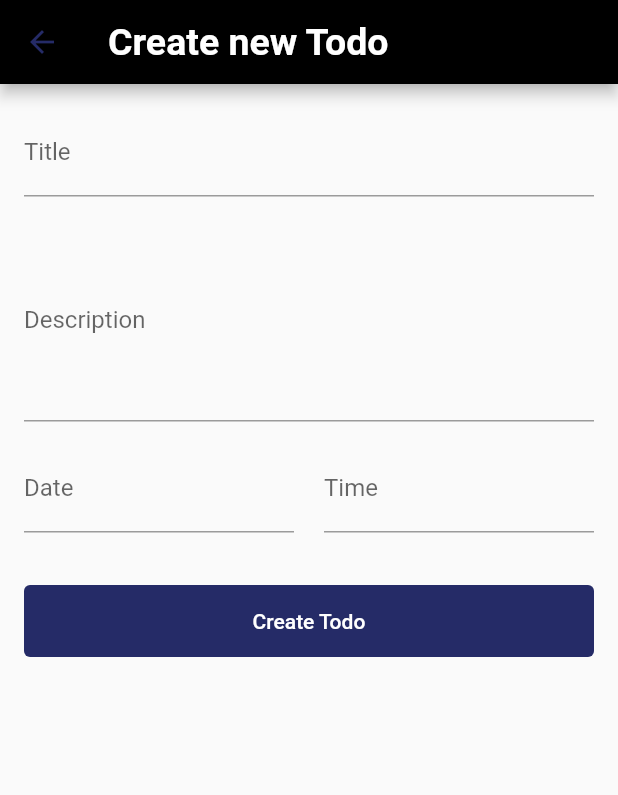
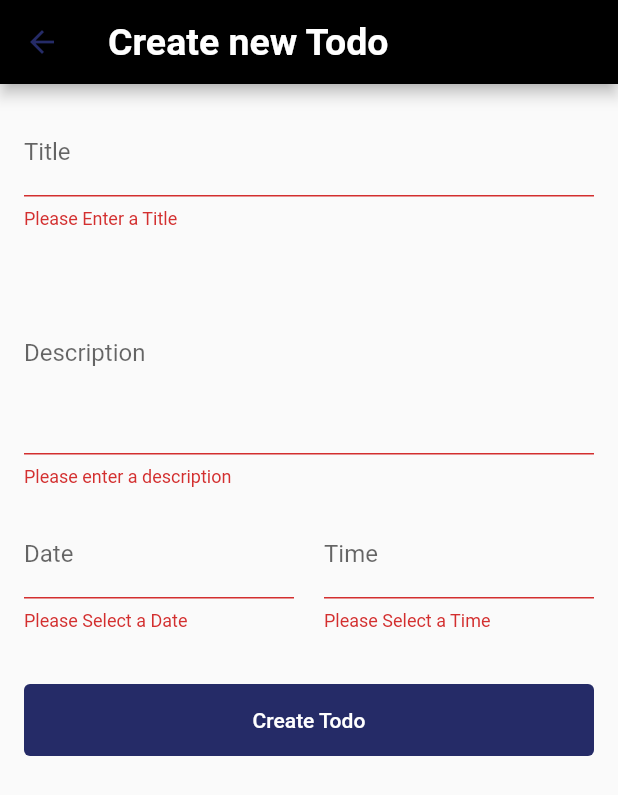
Before and after one commit to marzukatu18/to-do-application, a Flutter app: the CreateTodoView screen opened directly, after a tap on "Create Todo", on a phone screen of 412 x 824 dp. Shown: the top 795 px of the screen. Run offline on Flutter 3.47's test engine with Material 2 defaults, Android fonts, the phone set to English and light mode, and no system bars; our stand-ins replace modal_bottom_sheet; missing offline and left inert: dart:html.

Commit message:
imported intl

```diff
--- a/lib/views/create_todo.dart
+++ b/lib/views/create_todo.dart
@@ -1,8 +1,9 @@
 import 'dart:html';
-import 'dart:ui';
 
 import 'package:flutter/material.dart';
 import 'package:todo_app/utils_view.dart';
+import 'package:todo_app/controllers/todo_controller.dart';
+import 'package:intl/intl.dart';
 
 class CreateTodoView extends StatefulWidget {
   const CreateTodoView({Key? key}) : super(key: key);
@@ -12,6 +13,12 @@ class CreateTodoView extends StatefulWidget {
 }
 
 class _CreateTodoViewState extends State<CreateTodoView> {
+  final TextEditingController _titleController = TextEditingController();
+  final TextEditingController _descriptionController = TextEditingController();
+  final TextEditingController _timeController = TextEditingController();
+  final TextEditingController _dateController = TextEditingController();
+  final GlobalKey<FormState> _formKey = GlobalKey();
+  final TodoController _todoController = TodoController();
   @override
   Widget build(BuildContext context) {
     return Scaffold(
@@ -19,10 +26,12 @@ class _CreateTodoViewState extends State<CreateTodoView> {
         title: const Text('Create new Todo'),
       ),
       body: Form(
+          key: _formKey,
           child: ListView(
             padding: const EdgeInsets.all(16),
             children: [
               TextFormField(
+                controller: _titleController,
                 keyboardType: TextInputType.text,
                 textCapitalization: TextCapitalization.sentences,
                 decoration: InputDecoration(
@@ -31,11 +40,17 @@ class _CreateTodoViewState extends State<CreateTodoView> {
                     floatingLabelBehavior: FloatingLabelBehavior.never,
                     focusedBorder: UnderlineInputBorder(
                         borderSide: BorderSide(color: CostomBlue))),
+                validator: (value) {
+                  if (value!.isEmpty) {
+                    return 'Please Enter a Title';
+                  }
+                },
               ),
               const SizedBox(
                 height: 15,
               ),
               TextFormField(
+                controller: _descriptionController,
                 keyboardType: TextInputType.multiline,
                 textCapitalization: TextCapitalization.sentences,
                 maxLines: 5,
@@ -45,6 +60,11 @@ class _CreateTodoViewState extends State<CreateTodoView> {
                     floatingLabelBehavior: FloatingLabelBehavior.never,
                     focusedBorder: UnderlineInputBorder(
                         borderSide: BorderSide(color: CostomBlue))),
+                validator: (value) {
+                  if (value!.isEmpty) {
+                    return 'Please enter a description';
+                  }
+                },
               ),
               const SizedBox(
                 height: 15,
@@ -53,13 +73,20 @@ class _CreateTodoViewState extends State<CreateTodoView> {
                 children: [
                   Expanded(
                     child: TextFormField(
+                      controller: _dateController,
                       onTap: () {
                         showDatePicker(
                                 context: context,
                                 initialDate: DateTime.now(),
                                 firstDate: DateTime.now(),
-                        lastDate:
-                            DateTime.now().add(const Duration(days: 365)));
+                                lastDate: DateTime.now()
+                                    .add(const Duration(days: 365)))
+                            .then((value) {
+                          setState(() {
+                            _dateController.text =
+                                DateFormat.yMMMMd().format(value!);
+                          });
+                        });
                       },
                       keyboardType: TextInputType.datetime,
                       textCapitalization: TextCapitalization.sentences,
@@ -72,6 +99,15 @@ class _CreateTodoViewState extends State<CreateTodoView> {
                           borderSide: BorderSide(color: CostomBlue),
                         ),
                       ),
+                      validator: (value) {
+                        if (value!.isEmpty) {
+                          return 'Please Select a Date';
+                        }
+                        if (value ==
+                            DateFormat.yMMMMd().format(DateTime.now())) {
+                          return 'You Selected Today\'s date';
+                        }
+                      },
                     ),
                   ),
                   const SizedBox(
@@ -79,9 +115,15 @@ class _CreateTodoViewState extends State<CreateTodoView> {
                   ),
                   Expanded(
                       child: TextFormField(
+                    controller: _timeController,
                     onTap: () {
                       showTimePicker(
-                      context: context, initialTime: TimeOfDay.now());
+                              context: context, initialTime: TimeOfDay.now())
+                          .then((value) {
+                        setState(() {
+                          _timeController.text = value!.format(context);
+                        });
+                      });
                     },
                     keyboardType: TextInputType.datetime,
                     textCapitalization: TextCapitalization.sentences,
@@ -93,6 +135,11 @@ class _CreateTodoViewState extends State<CreateTodoView> {
                         focusedBorder: UnderlineInputBorder(
                           borderSide: BorderSide(color: CostomBlue),
                         )),
+                    validator: (value) {
+                      if (value!.isEmpty) {
+                        return 'Please Select a Time';
+                      }
+                    },
                   )),
                 ],
               ),
@@ -100,8 +147,19 @@ class _CreateTodoViewState extends State<CreateTodoView> {
                 height: 35,
               ),
               TextButton(
-            onPressed: () {},
-            child:const Text(
+                onPressed: () async {
+                  if (_formKey.currentState!.validate()) {
+                    String dateTime =
+                        _dateController.text + " " + _timeController.text;
+                    //Todo:isloading
+                    setState(() {});
+                    bool isSuccessful = await _todoController.createTodo(
+                        title: _timeController.text,
+                        description: _descriptionController.text,
+                        dateTime: dateTime);
+                  }
+                },
+                child: const Text(
                   'Create Todo',
                   style: TextStyle(color: Colors.white),
                 ),
```
Lines whose indentation alone changed are shown as unchanged.
